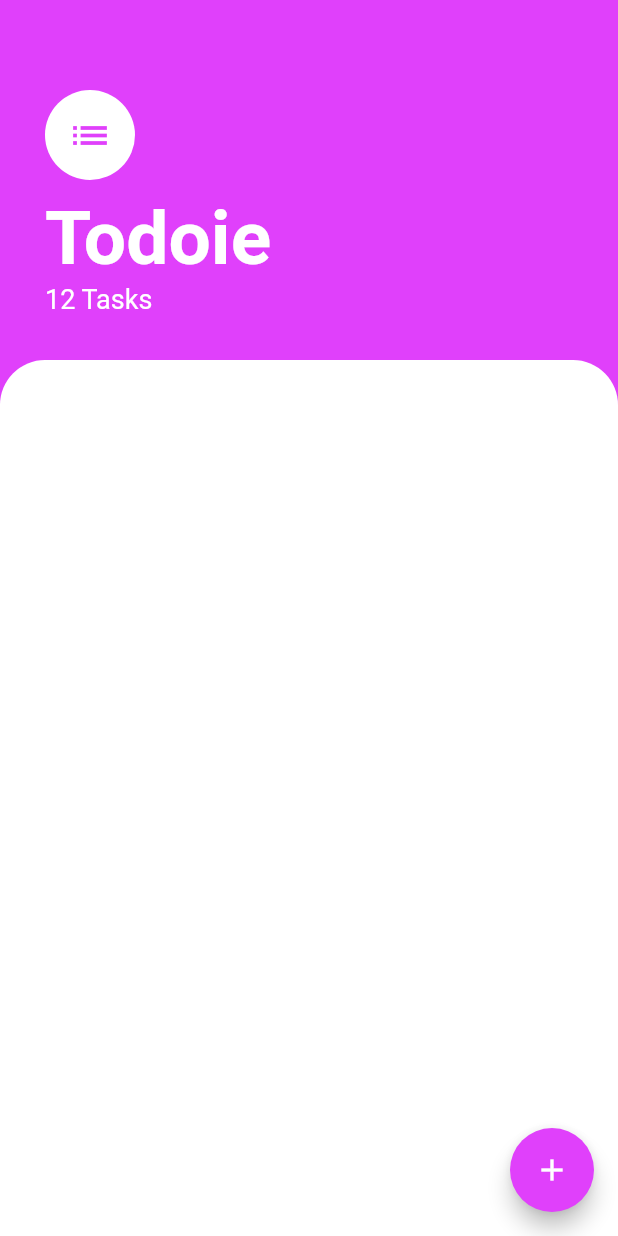
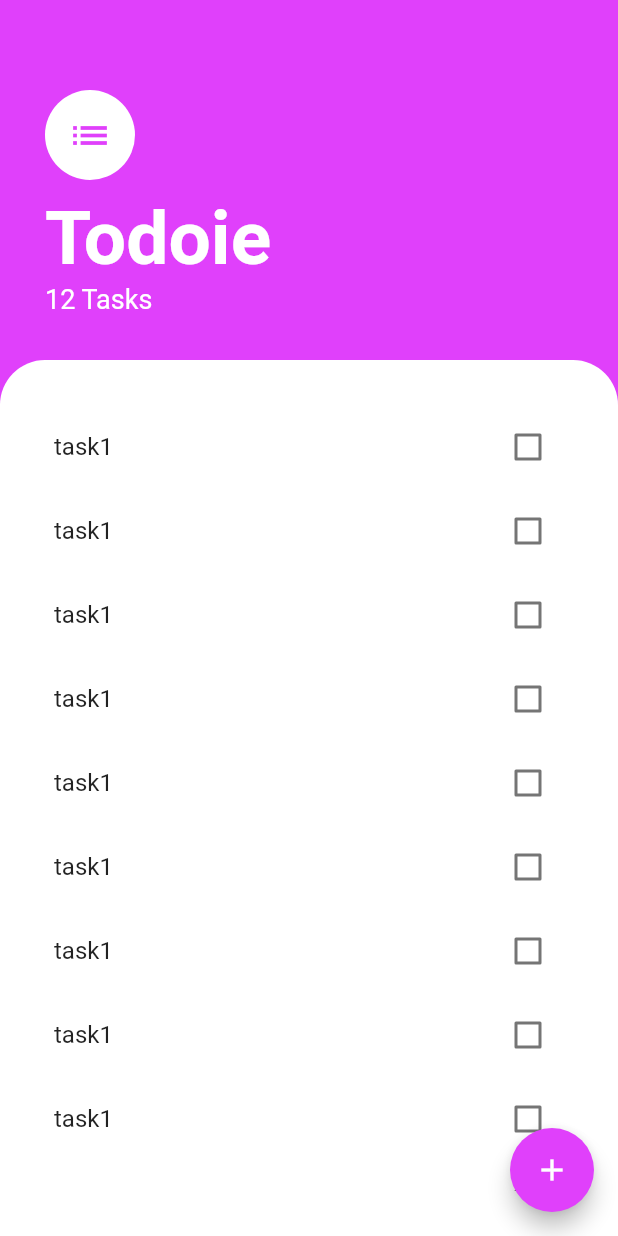
Before and after one commit to chaniru-puldith/todoie-flutter-app, a Flutter app: the screen it shows after launch, on a phone screen of 412 x 824 dp. Run offline on Flutter 3.47's test engine with Material 2 defaults, Android fonts, the phone set to English and light mode, and no system bars.

Commit message:
Task List

```diff
--- a/lib/screens/task_screen.dart
+++ b/lib/screens/task_screen.dart
@@ -1,4 +1,5 @@
 import 'package:flutter/material.dart';
+import 'package:todoie/widgets/tasks_list.dart';
 
 class TaskScreen extends StatelessWidget {
   const TaskScreen({super.key});
@@ -53,6 +54,7 @@ class TaskScreen extends StatelessWidget {
             ),
             Expanded(
               child: Container(
+                padding: EdgeInsets.symmetric(vertical: 30.0, horizontal: 20.0),
                 height: 300,
                 decoration: BoxDecoration(
                   color: Colors.white,
@@ -61,6 +63,7 @@ class TaskScreen extends StatelessWidget {
                     topLeft: Radius.circular(30.0),
                   ),
                 ),
+                child: TasksList(),
               ),
             ),
           ],
--- /dev/null
+++ b/lib/widgets/task_tile.dart
@@ -0,0 +1,16 @@
+import 'package:flutter/material.dart';
+
+class TaskTitle extends StatelessWidget {
+  const TaskTitle({super.key});
+
+  @override
+  Widget build(BuildContext context) {
+    return ListTile(
+      title: Text('task1'),
+      trailing: Checkbox(
+        value: false,
+        onChanged: (bool? value) {},
+      ),
+    );
+  }
+}
--- /dev/null
+++ b/lib/widgets/tasks_list.dart
@@ -0,0 +1,25 @@
+import 'package:flutter/material.dart';
+import 'package:todoie/widgets/task_tile.dart';
+
+class TasksList extends StatelessWidget {
+  const TasksList({super.key});
+
+  @override
+  Widget build(BuildContext context) {
+    return ListView(
+      children: <Widget>[
+        TaskTitle(),
+        TaskTitle(),
+        TaskTitle(),
+        TaskTitle(),
+        TaskTitle(),
+        TaskTitle(),
+        TaskTitle(),
+        TaskTitle(),
+        TaskTitle(),
+        TaskTitle(),
+        TaskTitle(),
+      ],
+    );
+  }
+}
```
